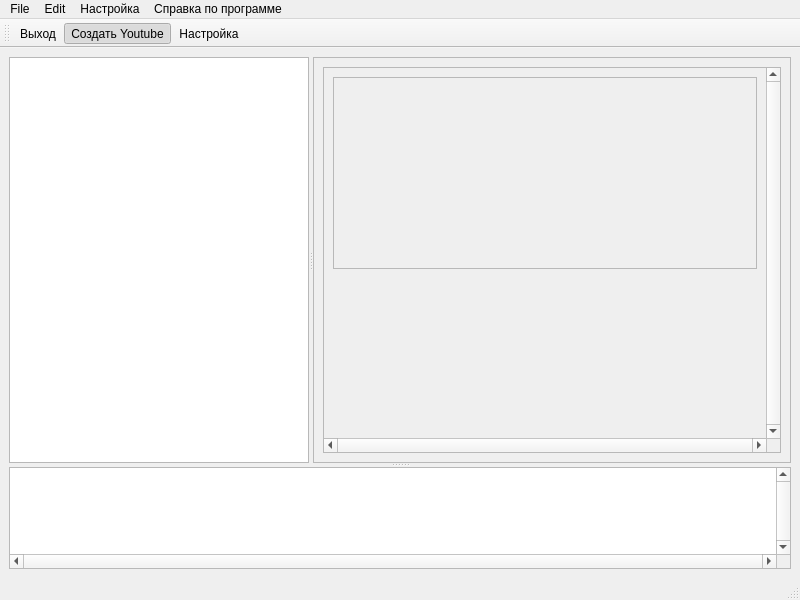
This is YOUTUBE_FormMain.ui in lisitsinyr/YOUTUBE_PY as Qt 5 draws it before an edit. The edited form follows.
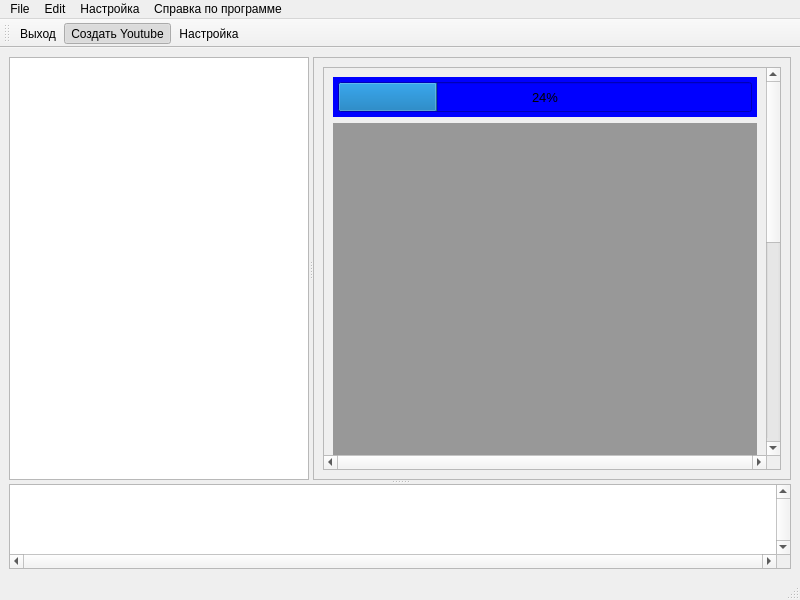
This is the edited form. Icons and pictures are not drawn.

Diff of the .ui file:
```diff
--- a/YOUTUBE_FormMain.ui
+++ b/YOUTUBE_FormMain.ui
@@ -18,8 +18,8 @@
   </property>
   <property name="maximumSize">
    <size>
-    <width>800</width>
-    <height>600</height>
+    <width>16777215</width>
+    <height>16777215</height>
    </size>
   </property>
   <property name="windowTitle">
@@ -40,8 +40,8 @@
       </property>
       <property name="maximumSize">
        <size>
-        <width>1000</width>
-        <height>1505</height>
+        <width>16777215</width>
+        <height>16777215</height>
        </size>
       </property>
       <property name="orientation">
@@ -51,10 +51,16 @@
        <bool>true</bool>
       </property>
       <widget class="QSplitter" name="splitter">
+       <property name="sizePolicy">
+        <sizepolicy hsizetype="Expanding" vsizetype="Expanding">
+         <horstretch>0</horstretch>
+         <verstretch>0</verstretch>
+        </sizepolicy>
+       </property>
        <property name="maximumSize">
         <size>
          <width>16777215</width>
-         <height>500</height>
+         <height>16777215</height>
         </size>
        </property>
        <property name="orientation">
@@ -76,7 +82,7 @@
         <property name="maximumSize">
          <size>
           <width>300</width>
-          <height>500</height>
+          <height>16777215</height>
          </size>
         </property>
         <property name="sizeIncrement">
@@ -87,6 +93,12 @@
         </property>
        </widget>
        <widget class="QFrame" name="FrameR">
+        <property name="sizePolicy">
+         <sizepolicy hsizetype="Expanding" vsizetype="Expanding">
+          <horstretch>0</horstretch>
+          <verstretch>0</verstretch>
+         </sizepolicy>
+        </property>
         <property name="frameShape">
          <enum>QFrame::StyledPanel</enum>
         </property>
@@ -96,6 +108,18 @@
         <layout class="QVBoxLayout" name="verticalLayout">
          <item>
           <widget class="QScrollArea" name="ScrollAreaR">
+           <property name="sizePolicy">
+            <sizepolicy hsizetype="Expanding" vsizetype="Expanding">
+             <horstretch>0</horstretch>
+             <verstretch>0</verstretch>
+            </sizepolicy>
+           </property>
+           <property name="minimumSize">
+            <size>
+             <width>0</width>
+             <height>0</height>
+            </size>
+           </property>
            <property name="verticalScrollBarPolicy">
             <enum>Qt::ScrollBarAlwaysOn</enum>
            </property>
@@ -111,17 +135,89 @@
               <x>0</x>
               <y>0</y>
               <width>438</width>
-              <height>368</height>
+              <height>870</height>
              </rect>
             </property>
+            <property name="sizePolicy">
+             <sizepolicy hsizetype="Expanding" vsizetype="Expanding">
+              <horstretch>0</horstretch>
+              <verstretch>0</verstretch>
+             </sizepolicy>
+            </property>
             <layout class="QVBoxLayout" name="verticalLayout_3">
+             <item>
+              <widget class="QWidget" name="TEST_widget" native="true">
+               <property name="minimumSize">
+                <size>
+                 <width>0</width>
+                 <height>40</height>
+                </size>
+               </property>
+               <property name="maximumSize">
+                <size>
+                 <width>16777203</width>
+                 <height>40</height>
+                </size>
+               </property>
+               <property name="font">
+                <font>
+                 <pointsize>10</pointsize>
+                </font>
+               </property>
+               <property name="styleSheet">
+                <string notr="true">background-color: rgb(0, 0, 255);</string>
+               </property>
+               <layout class="QVBoxLayout" name="verticalLayout_4">
+                <property name="spacing">
+                 <number>5</number>
+                </property>
+                <property name="leftMargin">
+                 <number>5</number>
+                </property>
+                <property name="topMargin">
+                 <number>5</number>
+                </property>
+                <property name="rightMargin">
+                 <number>5</number>
+                </property>
+                <property name="bottomMargin">
+                 <number>5</number>
+                </property>
+                <item>
+                 <widget class="QProgressBar" name="progressBar">
+                  <property name="sizePolicy">
+                   <sizepolicy hsizetype="Expanding" vsizetype="Preferred">
+                    <horstretch>0</horstretch>
+                    <verstretch>0</verstretch>
+                   </sizepolicy>
+                  </property>
+                  <property name="minimumSize">
+                   <size>
+                    <width>0</width>
+                    <height>15</height>
+                   </size>
+                  </property>
+                  <property name="value">
+                   <number>24</number>
+                  </property>
+                  <property name="alignment">
+                   <set>Qt::AlignBottom|Qt::AlignHCenter</set>
+                  </property>
+                  <property name="orientation">
+                   <enum>Qt::Horizontal</enum>
+                  </property>
+                 </widget>
+                </item>
+               </layout>
+              </widget>
+             </item>
              <item>
               <widget class="QTextEdit" name="TextEditR">
                <property name="enabled">
-                <bool>false</bool>
+                <bool>true</bool>
                </property>
                <property name="sizePolicy">
-                <sizepolicy hsizetype="Maximum" vsizetype="Expanding">
+                <sizepolicy hsizetype="Expanding" vsizetype="Expanding">
                  <horstretch>0</horstretch>
                  <verstretch>0</verstretch>
                 </sizepolicy>
@@ -129,15 +225,52 @@
                <property name="minimumSize">
                 <size>
                  <width>0</width>
-                 <height>0</height>
+                 <height>800</height>
                 </size>
                </property>
                <property name="maximumSize">
                 <size>
-                 <width>500</width>
-                 <height>900</height>
+                 <width>16777215</width>
+                 <height>16777215</height>
                 </size>
                </property>
+               <property name="sizeIncrement">
+                <size>
+                 <width>0</width>
+                 <height>-1</height>
+                </size>
+               </property>
+               <property name="font">
+                <font>
+                 <family>Courier New</family>
+                 <pointsize>12</pointsize>
+                 <bold>true</bold>
+                </font>
+               </property>
+               <property name="styleSheet">
+                <string notr="true">background-color: rgb(152, 152, 152);</string>
+               </property>
+               <property name="frameShape">
+                <enum>QFrame::NoFrame</enum>
+               </property>
+               <property name="frameShadow">
+                <enum>QFrame::Plain</enum>
+               </property>
+               <property name="lineWidth">
+                <number>6</number>
+               </property>
+               <property name="verticalScrollBarPolicy">
+                <enum>Qt::ScrollBarAsNeeded</enum>
+               </property>
+               <property name="horizontalScrollBarPolicy">
+                <enum>Qt::ScrollBarAsNeeded</enum>
+               </property>
+               <property name="sizeAdjustPolicy">
+                <enum>QAbstractScrollArea::AdjustToContents</enum>
+               </property>
+               <property name="readOnly">
+                <bool>true</bool>
+               </property>
               </widget>
              </item>
              <item>
@@ -145,10 +278,13 @@
                <property name="orientation">
                 <enum>Qt::Vertical</enum>
                </property>
+               <property name="sizeType">
+                <enum>QSizePolicy::Expanding</enum>
+               </property>
                <property name="sizeHint" stdset="0">
                 <size>
                  <width>20</width>
-                 <height>40</height>
+                 <height>20</height>
                 </size>
                </property>
               </spacer>
@@ -175,8 +311,8 @@
        </property>
        <property name="maximumSize">
         <size>
-         <width>1000</width>
-         <height>1000</height>
+         <width>16777215</width>
+         <height>16777215</height>
         </size>
        </property>
        <property name="font">
```
